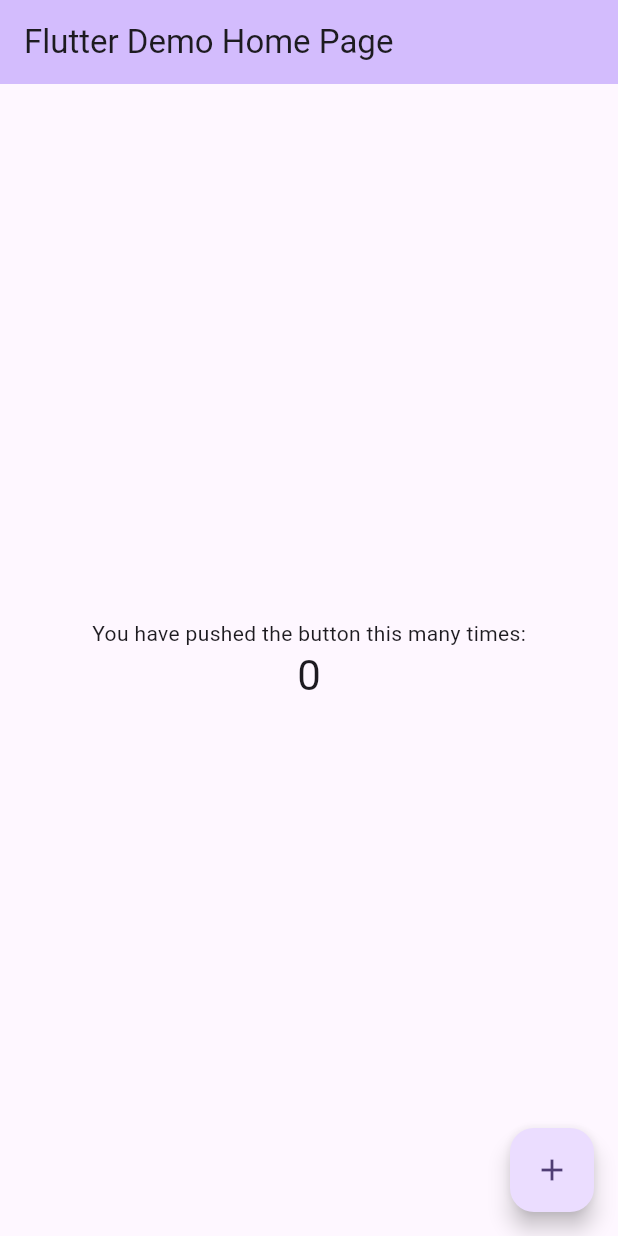
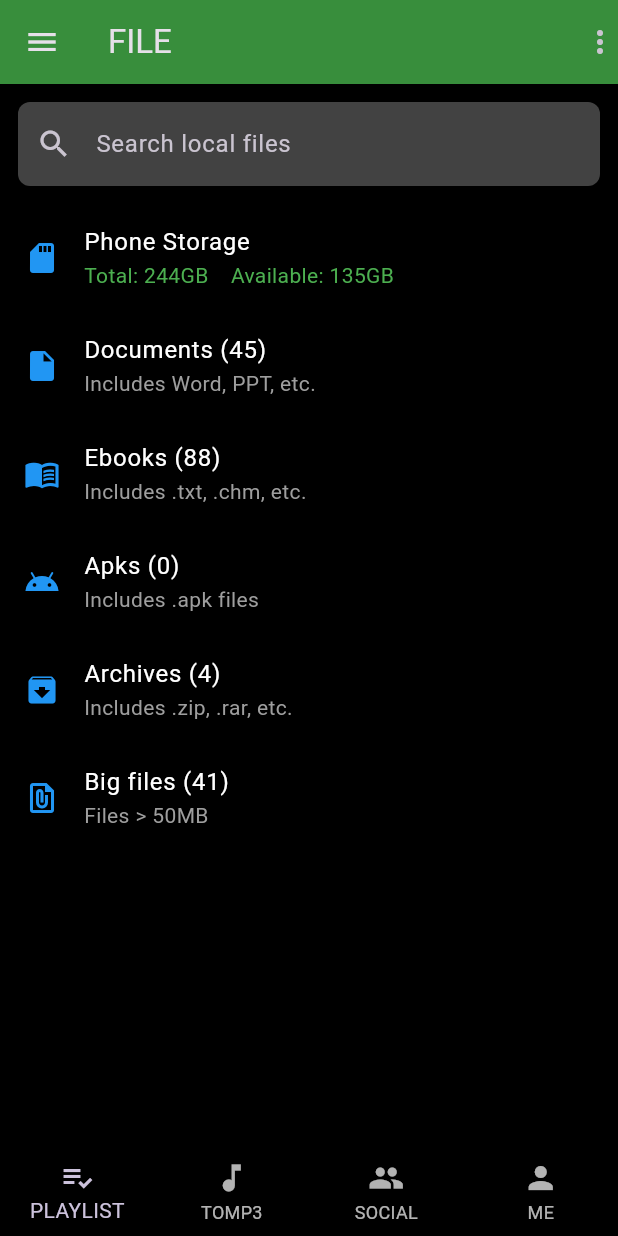
Before and after one commit to saif-pain/final_lab_exam, a Flutter app: the screen it shows after launch, on a phone screen of 412 x 824 dp. Run offline on Flutter 3.47's test engine with Material 3 defaults, Android fonts, the phone set to English and light mode, and no system bars; our stand-ins replace iconsax.

Commit message:
done_task

```diff
--- a/lib/main.dart
+++ b/lib/main.dart
@@ -1,125 +1,175 @@
 import 'package:flutter/material.dart';
+import 'package:iconsax/iconsax.dart';
 
 void main() {
-  runApp(const MyApp());
+  runApp(MyApp());
 }
 
 class MyApp extends StatelessWidget {
   const MyApp({super.key});
 
-  // This widget is the root of your application.
   @override
   Widget build(BuildContext context) {
     return MaterialApp(
-      title: 'Flutter Demo',
-      theme: ThemeData(
-        // This is the theme of your application.
-        //
-        // TRY THIS: Try running your application with "flutter run". You'll see
-        // the application has a purple toolbar. Then, without quitting the app,
-        // try changing the seedColor in the colorScheme below to Colors.green
-        // and then invoke "hot reload" (save your changes or press the "hot
-        // reload" button in a Flutter-supported IDE, or press "r" if you used
-        // the command line to start the app).
-        //
-        // Notice that the counter didn't reset back to zero; the application
-        // state is not lost during the reload. To reset the state, use hot
-        // restart instead.
-        //
-        // This works for code too, not just values: Most code changes can be
-        // tested with just a hot reload.
-        colorScheme: ColorScheme.fromSeed(seedColor: Colors.deepPurple),
-        useMaterial3: true,
-      ),
-      home: const MyHomePage(title: 'Flutter Demo Home Page'),
+      title: 'Xender',
+      debugShowCheckedModeBanner: false,
+      theme: ThemeData.dark(),
+      home: FileManagerScreen(),
     );
   }
 }
 
-class MyHomePage extends StatefulWidget {
-  const MyHomePage({super.key, required this.title});
-
-  // This widget is the home page of your application. It is stateful, meaning
-  // that it has a State object (defined below) that contains fields that affect
-  // how it looks.
-
-  // This class is the configuration for the state. It holds the values (in this
-  // case the title) provided by the parent (in this case the App widget) and
-  // used by the build method of the State. Fields in a Widget subclass are
-  // always marked "final".
-
-  final String title;
-
-  @override
-  State<MyHomePage> createState() => _MyHomePageState();
-}
-
-class _MyHomePageState extends State<MyHomePage> {
-  int _counter = 0;
-
-  void _incrementCounter() {
-    setState(() {
-      // This call to setState tells the Flutter framework that something has
-      // changed in this State, which causes it to rerun the build method below
-      // so that the display can reflect the updated values. If we changed
-      // _counter without calling setState(), then the build method would not be
-      // called again, and so nothing would appear to happen.
-      _counter++;
-    });
-  }
+class FileManagerScreen extends StatelessWidget {
+  const FileManagerScreen({super.key});
 
   @override
   Widget build(BuildContext context) {
-    // This method is rerun every time setState is called, for instance as done
-    // by the _incrementCounter method above.
-    //
-    // The Flutter framework has been optimized to make rerunning build methods
-    // fast, so that you can just rebuild anything that needs updating rather
-    // than having to individually change instances of widgets.
     return Scaffold(
-      appBar: AppBar(
-        // TRY THIS: Try changing the color here to a specific color (to
-        // Colors.amber, perhaps?) and trigger a hot reload to see the AppBar
-        // change color while the other colors stay the same.
-        backgroundColor: Theme.of(context).colorScheme.inversePrimary,
-        // Here we take the value from the MyHomePage object that was created by
-        // the App.build method, and use it to set our appbar title.
-        title: Text(widget.title),
-      ),
-      body: Center(
-        // Center is a layout widget. It takes a single child and positions it
-        // in the middle of the parent.
-        child: Column(
-          // Column is also a layout widget. It takes a list of children and
-          // arranges them vertically. By default, it sizes itself to fit its
-          // children horizontally, and tries to be as tall as its parent.
-          //
-          // Column has various properties to control how it sizes itself and
-          // how it positions its children. Here we use mainAxisAlignment to
-          // center the children vertically; the main axis here is the vertical
-          // axis because Columns are vertical (the cross axis would be
-          // horizontal).
-          //
-          // TRY THIS: Invoke "debug painting" (choose the "Toggle Debug Paint"
-          // action in the IDE, or press "p" in the console), to see the
-          // wireframe for each widget.
-          mainAxisAlignment: MainAxisAlignment.center,
-          children: <Widget>[
-            const Text(
-              'You have pushed the button this many times:',
+      drawer: Drawer(
+        backgroundColor: Colors.black87,
+        child: ListView(
+          children: [
+            DrawerHeader(
+              child: Row(
+                children: [
+                  Icon(Icons.send, color: Colors.orange, size: 32),
+                  SizedBox(width: 10),
+                  Text("Xender",
+                      style: TextStyle(color: Colors.white, fontSize: 24)),
+                ],
+              ),
             ),
-            Text(
-              '$_counter',
-              style: Theme.of(context).textTheme.headlineMedium,
+            ListTile(
+              leading: Icon(Icons.language, color: Colors.white),
+              title: Text("Language", style: TextStyle(color: Colors.white)),
+              onTap: () {},
+            ),
+            ListTile(
+              leading: Icon(Icons.speed, color: Colors.white),
+              title: Text("High-speed Mode supported",
+                  style: TextStyle(color: Colors.white)),
+              onTap: () {},
+            ),
+            ListTile(
+              leading: Icon(Icons.settings, color: Colors.white),
+              title: Text("Settings", style: TextStyle(color: Colors.white)),
+              onTap: () {},
+            ),
+            ListTile(
+              leading: Icon(Icons.nightlight_round, color: Colors.white),
+              title: Text("Night mode", style: TextStyle(color: Colors.white)),
+              onTap: () {},
+            ),
+            ListTile(
+              leading:
+                  Icon(Icons.settings_system_daydream, color: Colors.orange),
+              title: Text("Mi Phone Settings",
+                  style: TextStyle(color: Colors.amber)),
+              onTap: () {},
+            ),
+            ListTile(
+              leading: Icon(Icons.help_outline, color: Colors.white),
+              title: Text("Help & Feedback",
+                  style: TextStyle(color: Colors.white)),
+              onTap: () {},
+            ),
+            ListTile(
+              leading: Icon(Icons.star, color: Colors.green),
+              title: Text("Ratings", style: TextStyle(color: Colors.white)),
+              onTap: () {},
+            ),
+            ListTile(
+              leading: Icon(Icons.info_outline, color: Colors.white),
+              title: Text("About", style: TextStyle(color: Colors.white)),
+              onTap: () {},
             ),
           ],
         ),
       ),
-      floatingActionButton: FloatingActionButton(
-        onPressed: _incrementCounter,
-        tooltip: 'Increment',
-        child: const Icon(Icons.add),
-      ), // This trailing comma makes auto-formatting nicer for build methods.
+      appBar: AppBar(
+        backgroundColor: Colors.green[700],
+        title: Text("FILE"),
+        actions: [Icon(Icons.more_vert)],
+      ),
+      body: Column(
+        children: [
+          Padding(
+            padding: const EdgeInsets.all(12.0),
+            child: TextField(
+              decoration: InputDecoration(
+                hintText: 'Search local files',
+                prefixIcon: Icon(Icons.search),
+                filled: true,
+                fillColor: Colors.grey[800],
+                border: OutlineInputBorder(
+                  borderRadius: BorderRadius.circular(8),
+                  borderSide: BorderSide.none,
+                ),
+              ),
+              style: TextStyle(color: Colors.white),
+            ),
+          ),
+          ListTile(
+            leading: Icon(Icons.sd_storage, color: Colors.blue),
+            title: Text("Phone Storage", style: TextStyle(color: Colors.white)),
+            subtitle: Text("Total: 244GB    Available: 135GB",
+                style: TextStyle(color: Colors.green)),
+          ),
+          Expanded(
+            child: ListView(
+              children: [
+                ListTile(
+                  leading: Icon(Icons.insert_drive_file, color: Colors.blue),
+                  title: Text("Documents (45)",
+                      style: TextStyle(color: Colors.white)),
+                  subtitle: Text("Includes Word, PPT, etc.",
+                      style: TextStyle(color: Colors.grey)),
+                ),
+                ListTile(
+                  leading: Icon(Icons.menu_book, color: Colors.blue),
+                  title: Text("Ebooks (88)",
+                      style: TextStyle(color: Colors.white)),
+                  subtitle: Text("Includes .txt, .chm, etc.",
+                      style: TextStyle(color: Colors.grey)),
+                ),
+                ListTile(
+                  leading: Icon(Icons.android, color: Colors.blue),
+                  title:
+                      Text("Apks (0)", style: TextStyle(color: Colors.white)),
+                  subtitle: Text("Includes .apk files",
+                      style: TextStyle(color: Colors.grey)),
+                ),
+                ListTile(
+                  leading: Icon(Icons.archive, color: Colors.blue),
+                  title: Text("Archives (4)",
+                      style: TextStyle(color: Colors.white)),
+                  subtitle: Text("Includes .zip, .rar, etc.",
+                      style: TextStyle(color: Colors.grey)),
+                ),
+                ListTile(
+                  leading: Icon(Icons.file_present, color: Colors.blue),
+                  title: Text("Big files (41)",
+                      style: TextStyle(color: Colors.white)),
+                  subtitle: Text("Files > 50MB",
+                      style: TextStyle(color: Colors.grey)),
+                ),
+              ],
+            ),
+          ),
+        ],
+      ),
+      backgroundColor: Colors.black,
+      bottomNavigationBar: BottomNavigationBar(
+        backgroundColor: Colors.black,
+        type: BottomNavigationBarType.fixed,
+        items: [
+          BottomNavigationBarItem(
+              icon: Icon(Icons.playlist_add_check), label: 'PLAYLIST'),
+          BottomNavigationBarItem(icon: Icon(Icons.music_note), label: 'TOMP3'),
+          BottomNavigationBarItem(icon: Icon(Icons.group), label: 'SOCIAL'),
+          BottomNavigationBarItem(icon: Icon(Icons.person), label: 'ME'),
+        ],
+      ),
     );
   }
 }
--- a/pubspec.yaml
+++ b/pubspec.yaml
@@ -34,6 +34,7 @@ dependencies:
   # The following adds the Cupertino Icons font to your application.
   # Use with the CupertinoIcons class for iOS style icons.
   cupertino_icons: ^1.0.8
+  iconsax: ^0.0.8
 
 dev_dependencies:
   flutter_test:
```
Also changed, not shown: pubspec.lock, 1 other file.
